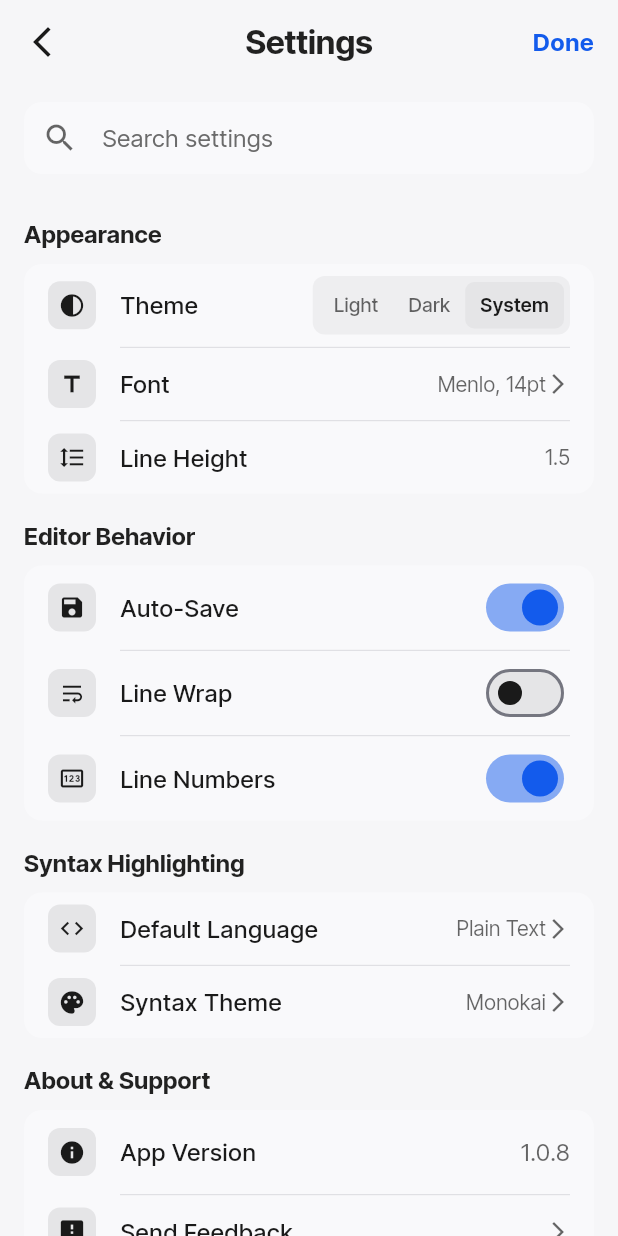
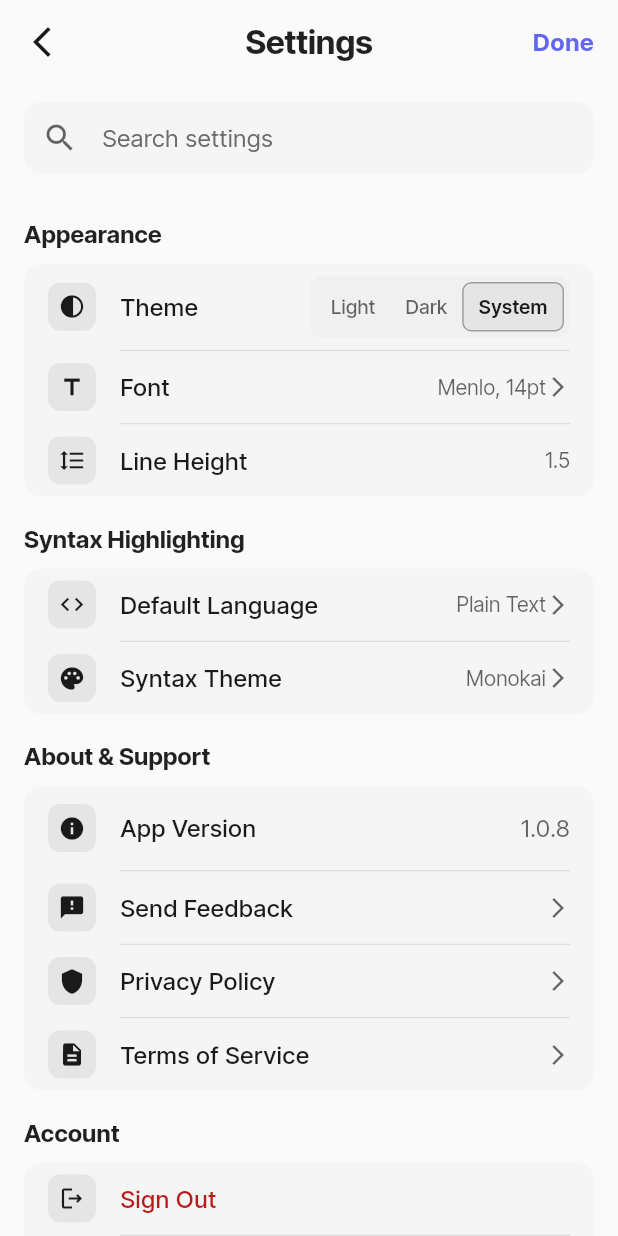
Before and after one commit to farmanullahQAU/carMaker, a Flutter app: the SettingsPage screen opened by its route, on a phone screen of 412 x 824 dp. Run offline on Flutter 3.47's test engine with Material 3 defaults, Android fonts, the phone set to English and light mode, and no system bars; drawn by our look-alikes of toastification; our stand-ins replace cached_network_image, cloud_firestore, file_picker, firebase_auth, firebase_core, firebase_remote_config and 17 more; missing offline and left inert: gallery_saver_plus, morphable_shape, universal_html, validatorless, widget_mask; accounts and stored records are empty; network calls fail.

Commit message:
settings page upate

```diff
--- a/lib/app/settings/view.dart
+++ b/lib/app/settings/view.dart
@@ -76,10 +76,6 @@ class SettingsPage extends StatelessWidget {
           // 2. Appearance Section
           _buildSectionHeader(theme, 'Appearance'),
           _buildAppearanceSettings(theme, settingsController),
-
-          // 3. Editor Behavior Section
-          _buildSectionHeader(theme, 'Editor Behavior'),
-          _buildEditorBehaviorSettings(theme, settingsController),
 
           // 4. Syntax Highlighting Section
           _buildSectionHeader(theme, 'Syntax Highlighting'),
@@ -262,6 +258,7 @@ class SettingsPage extends StatelessWidget {
               ? theme.colorScheme.surfaceContainerHigh
               : Colors.transparent,
           borderRadius: BorderRadius.circular(6),
+          border: isSelected ? Border.all(color: Colors.grey) : null,
         ),
         child: Text(
           title,
--- a/lib/core/theme/app_theme.dart
+++ b/lib/core/theme/app_theme.dart
@@ -1,6 +1,8 @@
+import 'package:cardmaker/core/values/app_colors.dart';
 import 'package:flutter/material.dart';
 import 'package:google_fonts/google_fonts.dart';
 
+/*
 class CardMakerTheme {
   static ThemeData lightTheme() {
     // Colors from HTML/Tailwind config:
@@ -81,7 +83,7 @@ class CardMakerTheme {
   }
 }
 
-/*
+*/
 class CardMakerTheme {
   static ThemeData lightTheme() {
     return ThemeData(
@@ -151,4 +153,3 @@ class CardMakerTheme {
     );
   }
 }
-*/
```
